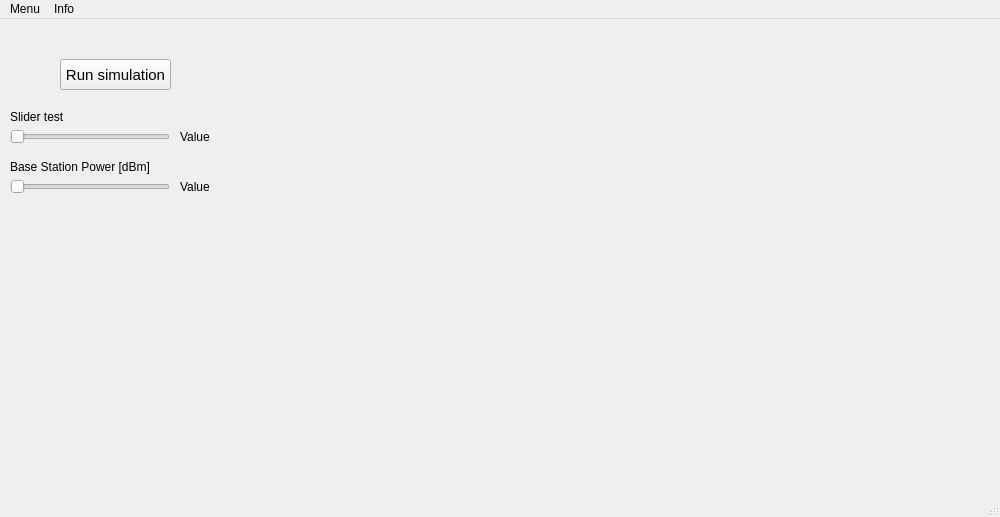
First picture: the form in mainwindow.ui, repository LucasPlacentino/802_11ay-Raytracing-Simulator, before the edit.
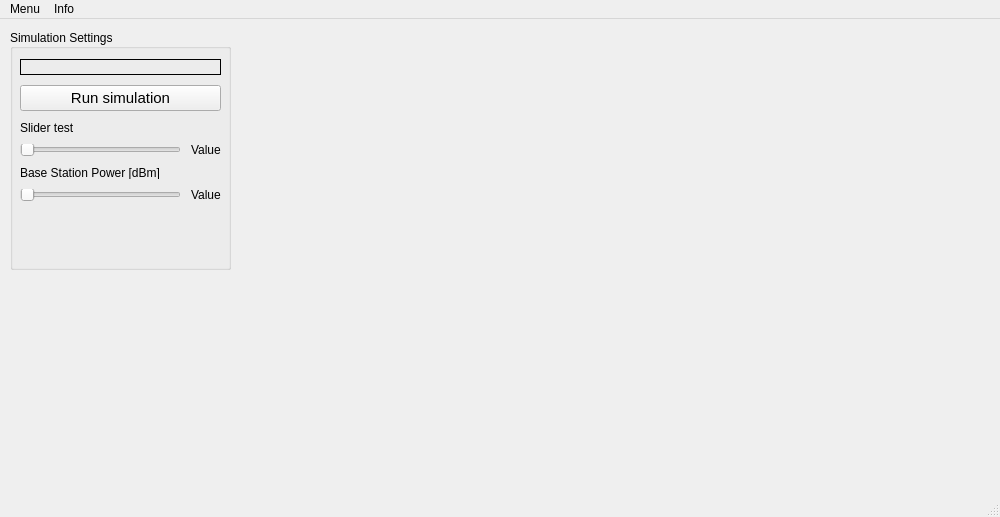
Second picture: the form after the edit. Icons and pictures are not drawn.

Commit message: added buttons and menus slots

Patch:
```diff
--- a/mainwindow.ui
+++ b/mainwindow.ui
@@ -41,113 +41,141 @@
    <locale language="English" country="Belgium"/>
   </property>
   <widget class="QWidget" name="centralwidget">
-   <widget class="QPushButton" name="runSimulationButton">
-    <property name="geometry">
-     <rect>
-      <x>60</x>
-      <y>40</y>
-      <width>111</width>
-      <height>31</height>
-     </rect>
-    </property>
-    <property name="font">
-     <font>
-      <family>Arial</family>
-      <pointsize>11</pointsize>
-     </font>
-    </property>
-    <property name="text">
-     <string>Run simulation</string>
-    </property>
-   </widget>
-   <widget class="QSlider" name="testHorizontalSlider">
+   <widget class="QGroupBox" name="groupBox">
     <property name="geometry">
      <rect>
       <x>10</x>
-      <y>110</y>
-      <width>160</width>
-      <height>16</height>
+      <y>10</y>
+      <width>221</width>
+      <height>241</height>
      </rect>
     </property>
-    <property name="acceptDrops">
+    <property name="title">
+     <string>Simulation Settings</string>
+    </property>
+    <property name="alignment">
+     <set>Qt::AlignLeading|Qt::AlignLeft|Qt::AlignVCenter</set>
+    </property>
+    <property name="flat">
      <bool>false</bool>
     </property>
-    <property name="orientation">
-     <enum>Qt::Horizontal</enum>
-    </property>
+    <widget class="QWidget" name="layoutWidget">
+     <property name="geometry">
+      <rect>
+       <x>0</x>
+       <y>20</y>
+       <width>221</width>
+       <height>162</height>
+      </rect>
+     </property>
+     <layout class="QVBoxLayout" name="verticalLayout_2">
+      <property name="spacing">
+       <number>10</number>
+      </property>
+      <property name="leftMargin">
+       <number>10</number>
+      </property>
+      <property name="topMargin">
+       <number>10</number>
+      </property>
+      <property name="rightMargin">
+       <number>10</number>
+      </property>
+      <property name="bottomMargin">
+       <number>10</number>
+      </property>
+      <item>
+       <widget class="QLabel" name="runSuccessOrFailText">
+        <property name="frameShape">
+         <enum>QFrame::Box</enum>
+        </property>
+        <property name="lineWidth">
+         <number>1</number>
+        </property>
+        <property name="text">
+         <string/>
+        </property>
+        <property name="alignment">
+         <set>Qt::AlignCenter</set>
+        </property>
+        <property name="margin">
+         <number>4</number>
+        </property>
+       </widget>
+      </item>
+      <item>
+       <widget class="QPushButton" name="runSimulationButton">
+        <property name="font">
+         <font>
+          <family>Arial</family>
+          <pointsize>11</pointsize>
+         </font>
+        </property>
+        <property name="text">
+         <string>Run simulation</string>
+        </property>
+       </widget>
+      </item>
+      <item>
+       <layout class="QVBoxLayout" name="verticalLayout">
+        <item>
+         <widget class="QLabel" name="testHorizontalSliderLabel">
+          <property name="text">
+           <string>Slider test</string>
+          </property>
+         </widget>
+        </item>
+        <item>
+         <layout class="QHBoxLayout" name="horizontalLayout">
+          <item>
+           <widget class="QSlider" name="testHorizontalSlider">
+            <property name="acceptDrops">
+             <bool>false</bool>
+            </property>
+            <property name="orientation">
+             <enum>Qt::Horizontal</enum>
+            </property>
+           </widget>
+          </item>
+          <item>
+           <widget class="QLabel" name="label">
+            <property name="text">
+             <string>Value</string>
+            </property>
+           </widget>
+          </item>
+         </layout>
+        </item>
+        <item>
+         <widget class="QLabel" name="testHorizontalSliderLabel_2">
+          <property name="text">
+           <string>Base Station Power [dBm]</string>
+          </property>
+         </widget>
+        </item>
+        <item>
+         <layout class="QHBoxLayout" name="horizontalLayout_2">
+          <item>
+           <widget class="QSlider" name="sliderBaseStationPower">
+            <property name="orientation">
+             <enum>Qt::Horizontal</enum>
+            </property>
+           </widget>
+          </item>
+          <item>
+           <widget class="QLabel" name="sliderBaseStationPowerValueText">
+            <property name="text">
+             <string>Value</string>
+            </property>
+           </widget>
+          </item>
+         </layout>
+        </item>
+       </layout>
+      </item>
+     </layout>
+    </widget>
    </widget>
-   <widget class="QLabel" name="testHorizontalSliderLabel">
-    <property name="geometry">
-     <rect>
-      <x>10</x>
-      <y>90</y>
-      <width>161</width>
-      <height>16</height>
-     </rect>
-    </property>
-    <property name="text">
-     <string>Slider test</string>
-    </property>
-   </widget>
-   <widget class="QLabel" name="testHorizontalSliderLabel_2">
-    <property name="geometry">
-     <rect>
-      <x>10</x>
-      <y>140</y>
-      <width>161</width>
-      <height>16</height>
-     </rect>
-    </property>
-    <property name="text">
-     <string>Base Station Power [dBm]</string>
-    </property>
-   </widget>
-   <widget class="QSlider" name="testHorizontalSlider_2">
-    <property name="geometry">
-     <rect>
-      <x>10</x>
-      <y>160</y>
-      <width>160</width>
-      <height>16</height>
-     </rect>
-    </property>
-    <property name="orientation">
-     <enum>Qt::Horizontal</enum>
-    </property>
-   </widget>
-   <widget class="QLabel" name="label">
-    <property name="geometry">
-     <rect>
-      <x>180</x>
-      <y>110</y>
-      <width>31</width>
-      <height>16</height>
-     </rect>
-    </property>
-    <property name="text">
-     <string>Value</string>
-    </property>
-   </widget>
-   <widget class="QLabel" name="label_2">
-    <property name="geometry">
-     <rect>
-      <x>180</x>
-      <y>160</y>
-      <width>31</width>
-      <height>16</height>
-     </rect>
-    </property>
-    <property name="text">
-     <string>Value</string>
-    </property>
-   </widget>
-   <zorder>testHorizontalSlider</zorder>
-   <zorder>testHorizontalSliderLabel</zorder>
-   <zorder>runSimulationButton</zorder>
-   <zorder>testHorizontalSliderLabel_2</zorder>
-   <zorder>testHorizontalSlider_2</zorder>
-   <zorder>label</zorder>
-   <zorder>label_2</zorder>
   </widget>
   <widget class="QMenuBar" name="menubar">
    <property name="geometry">
```
Left out of the diff: 15 changed lines with no effect on the pictures. The commit also changes 3 other files.
